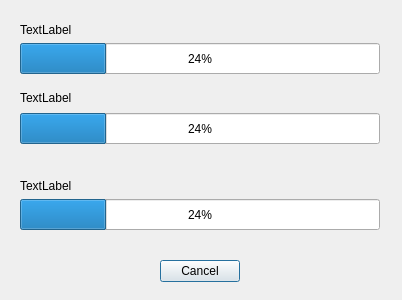
Qt form src/views/forms/progressdialog.ui (LP-ACPI/VerrouYEAH) before a commit.
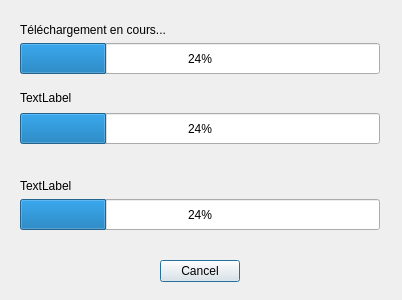
The same form after that commit.

Patch:
```diff
--- a/src/views/forms/progressdialog.ui
+++ b/src/views/forms/progressdialog.ui
@@ -29,7 +29,7 @@
     </rect>
    </property>
    <property name="text">
-    <string>TextLabel</string>
+    <string>Téléchargement en cours...</string>
    </property>
   </widget>
   <widget class="QLabel" name="midLabel">
```
